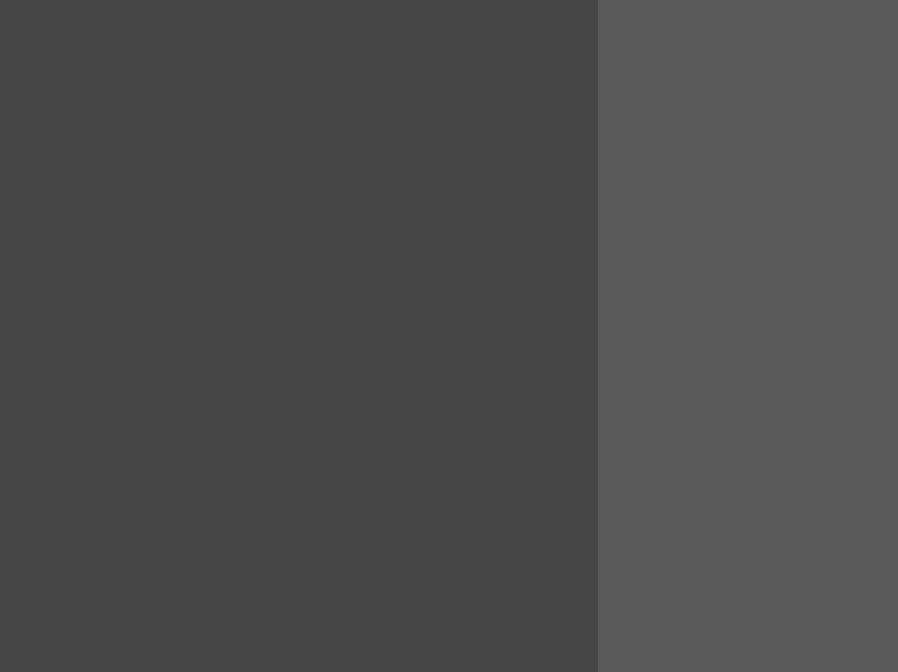
This is mainwindow.ui in Gluzix/DataBase_Project as Qt 5 draws it before an edit. The edited form follows.
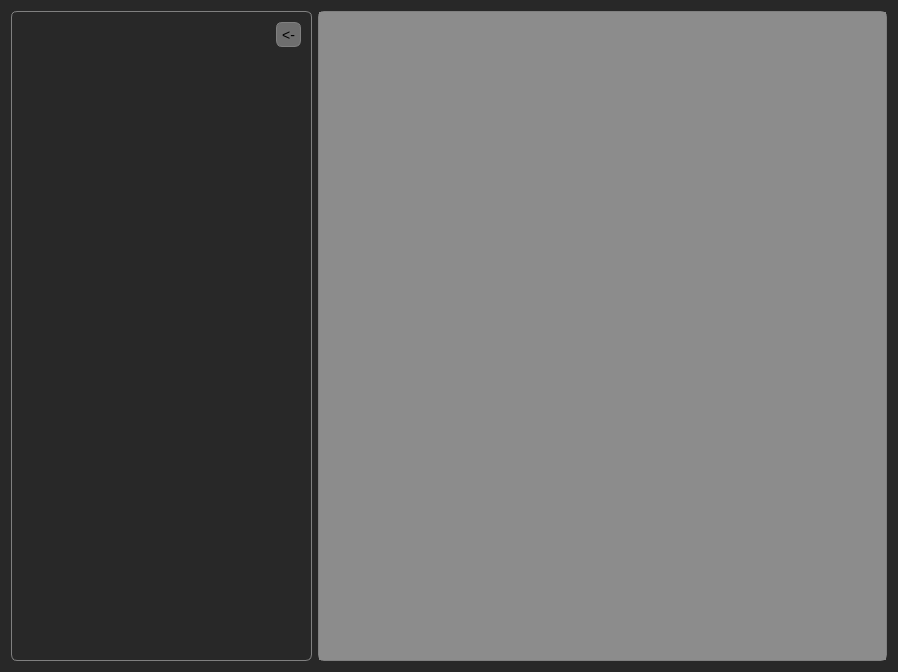
This is the edited form.

Commit message: Done some rfactor, added new font and changed UI

Diff of the .ui file:
```diff
--- a/mainwindow.ui
+++ b/mainwindow.ui
@@ -11,11 +11,11 @@
    </rect>
   </property>
   <property name="windowTitle">
-   <string>MainWindow</string>
+   <string>Future Cinema</string>
   </property>
   <property name="styleSheet">
    <string notr="true">QMainWindow{
-background-color:rgb(90,90,90);
+background-color:rgb(40,40,40);
 }
 
 QScrollBar:vertical {
@@ -97,7 +97,8 @@
 
 QScrollBar::add-page:horizontal, QScrollBar::sub-page:horizontal {
     background: none;
-}</string>
+}
+</string>
   </property>
   <widget class="QWidget" name="centralWidget">
    <layout class="QGridLayout" name="gridLayout_2">
@@ -130,25 +131,10 @@
        <enum>QFrame::Raised</enum>
       </property>
       <layout class="QGridLayout" name="gridLayout">
-       <property name="leftMargin">
-        <number>0</number>
-       </property>
-       <property name="topMargin">
-        <number>0</number>
-       </property>
-       <property name="rightMargin">
-        <number>0</number>
-       </property>
-       <property name="bottomMargin">
-        <number>0</number>
-       </property>
-       <property name="spacing">
-        <number>0</number>
-       </property>
-       <item row="0" column="1">
+       <item row="0" column="0">
         <widget class="QWidget" name="userWidget" native="true">
          <property name="sizePolicy">
-          <sizepolicy hsizetype="Fixed" vsizetype="Fixed">
+          <sizepolicy hsizetype="Fixed" vsizetype="Expanding">
            <horstretch>0</horstretch>
            <verstretch>0</verstretch>
           </sizepolicy>
@@ -156,34 +142,99 @@
          <property name="minimumSize">
           <size>
            <width>300</width>
-           <height>0</height>
+           <height>300</height>
           </size>
          </property>
+         <property name="styleSheet">
+          <string notr="true">QWidget{
+border:1px solid gray;
+border-radius:6px;
+}
+
+QLineEdit{
+border:none;
+background:none;
+}
+
+QLabel{
+border:none;
+background:none;
+}
+
+QPushButton{
+font-size:14px;
+border-radius:6px;
+background-color:rgb(110,110,110);
+padding-top:6px;
+padding-bottom:6px;
+}
+
+QPushButton:hover{
+background-color:rgb(130,130,130);
+}</string>
+         </property>
          <layout class="QGridLayout" name="gridLayout_4">
-          <item row="0" column="0">
+          <item row="1" column="0" colspan="2">
            <layout class="QGridLayout" name="userWidgetLayout"/>
           </item>
+          <item row="2" column="0">
+           <spacer name="verticalSpacer">
+            <property name="orientation">
+             <enum>Qt::Vertical</enum>
+            </property>
+            <property name="sizeHint" stdset="0">
+             <size>
+              <width>20</width>
+              <height>40</height>
+             </size>
+            </property>
+           </spacer>
+          </item>
+          <item row="0" column="0">
+           <spacer name="horizontalSpacer">
+            <property name="orientation">
+             <enum>Qt::Horizontal</enum>
+            </property>
+            <property name="sizeHint" stdset="0">
+             <size>
+              <width>248</width>
+              <height>20</height>
+             </size>
+            </property>
+           </spacer>
+          </item>
+          <item row="0" column="1">
+           <widget class="QPushButton" name="hideLeftPanelButton">
+            <property name="minimumSize">
+             <size>
+              <width>25</width>
+              <height>25</height>
+             </size>
+            </property>
+            <property name="maximumSize">
+             <size>
+              <width>25</width>
+              <height>25</height>
+             </size>
+            </property>
+            <property name="styleSheet">
+             <string notr="true"/>
+            </property>
+            <property name="text">
+             <string>&lt;-</string>
+            </property>
+           </widget>
+          </item>
          </layout>
         </widget>
        </item>
-       <item row="1" column="1">
-        <spacer name="verticalSpacer">
-         <property name="orientation">
-          <enum>Qt::Vertical</enum>
-         </property>
-         <property name="sizeHint" stdset="0">
-          <size>
-           <width>20</width>
-           <height>40</height>
-          </size>
-         </property>
-        </spacer>
-       </item>
-       <item row="0" column="0" rowspan="2">
+       <item row="0" column="1">
         <widget class="QScrollArea" name="scrollArea">
          <property name="styleSheet">
           <string notr="true">QScrollArea{
 background-color:rgb(60,60,60);
+border:1px solid gray;
+border-radius:6px;
 }
 </string>
          </property>
@@ -195,8 +246,8 @@
            <rect>
             <x>0</x>
             <y>0</y>
-            <width>598</width>
-            <height>652</height>
+            <width>572</width>
+            <height>632</height>
            </rect>
           </property>
           <layout class="QGridLayout" name="gridLayout_3">
@@ -224,7 +275,7 @@
               </sizepolicy>
              </property>
              <property name="styleSheet">
-              <string notr="true">background-color:rgb(70,70,70);</string>
+              <string notr="true">background-color:rgb(140,140,140);</string>
              </property>
             </widget>
            </item>
```
The commit also changes 36 other files.
